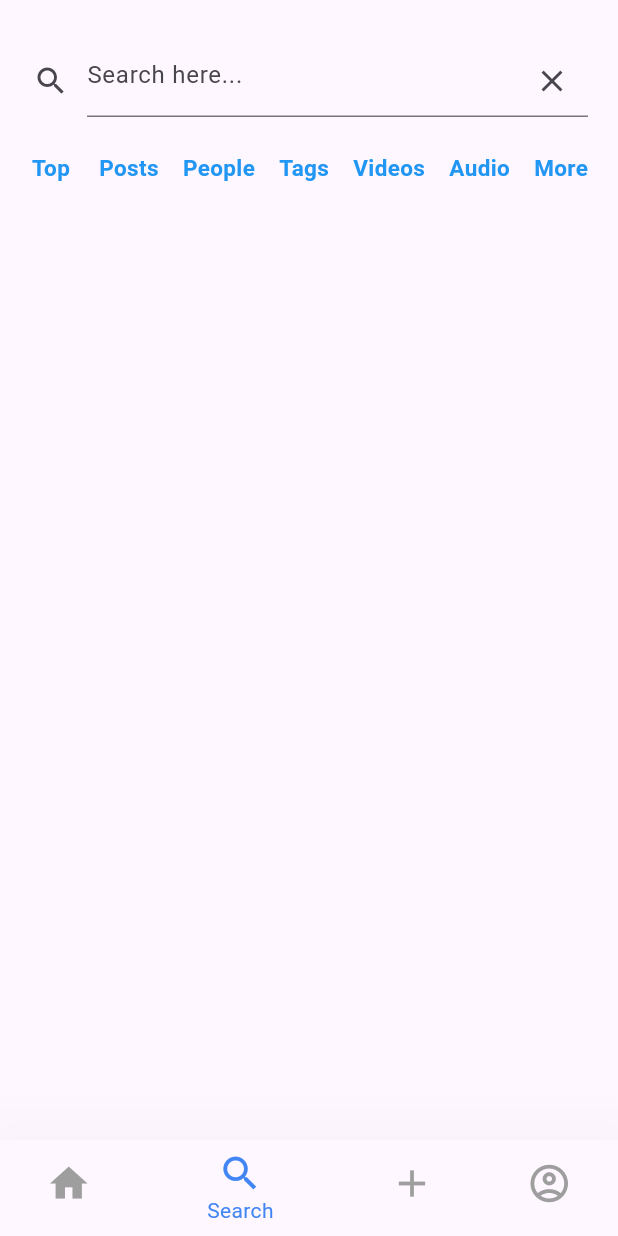
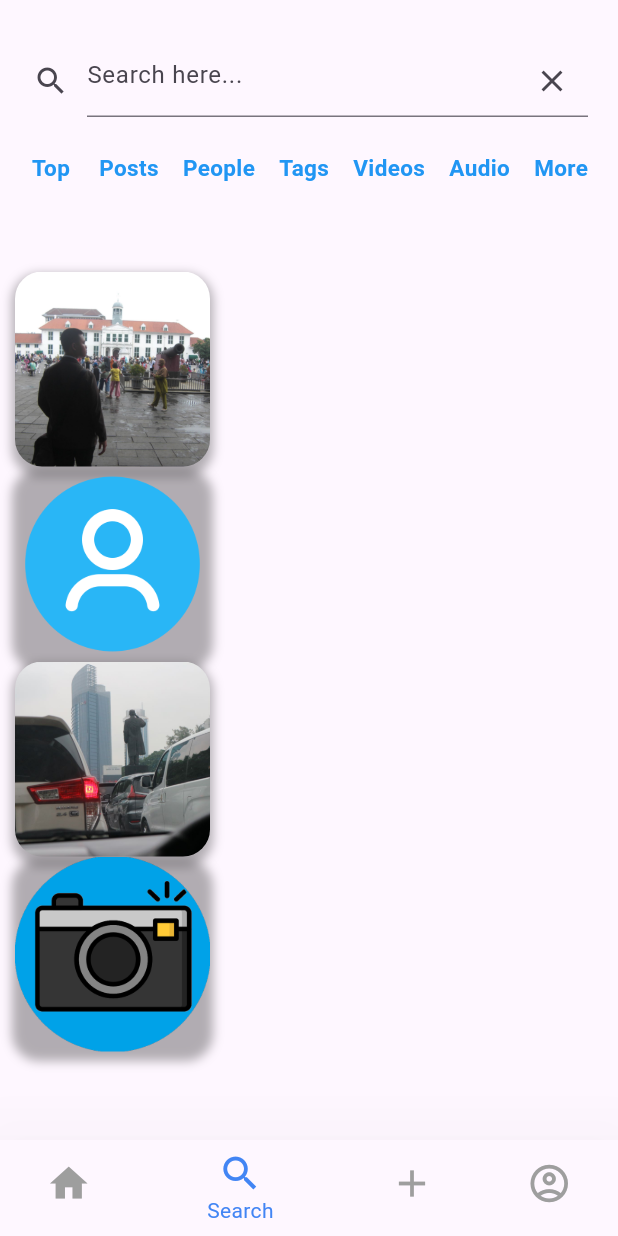
Before and after one commit to yosiasp/mobile_prog_kel6, a Flutter app: the screen it shows once a user with an empty profile is signed in, item 2 of the bottom bar chosen, on a phone screen of 412 x 824 dp. Run offline on Flutter 3.47's test engine with Material 3 defaults, Android fonts, the phone set to English and light mode, and no system bars; our stand-ins replace cloud_firestore, firebase_auth, firebase_core, firebase_storage, image_picker; accounts and stored records are empty.

Commit message:
add images under search option

```diff
--- a/lib/screens/search_account.dart
+++ b/lib/screens/search_account.dart
@@ -47,7 +47,7 @@ class _SearchAccountState extends State<SearchAccount> {
                 ),
               ),
               Padding(
-                padding: const EdgeInsets.fromLTRB(10, 0, 10, 40),
+                padding: const EdgeInsets.fromLTRB(10, 0, 10, 20),
                 child: Row(
                   children: [
                     IconButton(
@@ -118,11 +118,126 @@ class _SearchAccountState extends State<SearchAccount> {
                     ),
                   ],
                 ),
-              )
+              ),
+              Padding(
+                padding: const EdgeInsets.fromLTRB(10, 0, 10, 40),
+                child: Row(
+                  children: [
+                    Container(
+                    child: Column(
+                      children: [
+                        const SizedBox(height: 25),
+                        Container(
+                          height: 130,
+                          width: 130,
+                          decoration: BoxDecoration(
+                            borderRadius: BorderRadius.circular(18),
+                            boxShadow: [
+                              BoxShadow(
+                                color: Colors.black.withOpacity(0.3),
+                                spreadRadius: 2,
+                                blurRadius: 5,
+                                offset: const Offset(0, 4),
+                              ),
+                            ],
+                          ),
+                          child: ClipRRect(
+                            borderRadius: BorderRadius.circular(18),
+                            child:
+                                 Image.asset(
+                                    'assets/profile.JPG',
+                                    width: 130,
+                                    height: 130,
+                                    fit: BoxFit.cover,
+                                  ),
+                          ),
+
+                        ),
+                        Container(
+                          height: 130,
+                          width: 130,
+                          decoration: BoxDecoration(
+                            borderRadius: BorderRadius.circular(18),
+                            boxShadow: [
+                              BoxShadow(
+                                color: Colors.black.withOpacity(0.3),
+                                spreadRadius: 2,
+                                blurRadius: 5,
+                                offset: const Offset(0, 4),
+                              ),
+                            ],
+                          ),
+                          child: ClipRRect(
+                            borderRadius: BorderRadius.circular(18),
+                            child:
+                                 Image.asset(
+                                    'assets/account.png',
+                                    width: 130,
+                                    height: 130,
+                                    fit: BoxFit.cover,
+                                  ),
+                          ),
+
+                        ),
+                        Container(
+                          height: 130,
+                          width: 130,
+                          decoration: BoxDecoration(
+                            borderRadius: BorderRadius.circular(18),
+                            boxShadow: [
+                              BoxShadow(
+                                color: Colors.black.withOpacity(0.3),
+                                spreadRadius: 2,
+                                blurRadius: 5,
+                                offset: const Offset(0, 4),
+                              ),
+                            ],
+                          ),
+                          child: ClipRRect(
+                            borderRadius: BorderRadius.circular(18),
+                            child:
+                                 Image.asset(
+                                    'assets/img0.JPG',
+                                    width: 130,
+                                    height: 130,
+                                    fit: BoxFit.cover,
+                                  ),
+                          ),
+
+                        ),
+                        Container(
+                          height: 130,
+                          width: 130,
+                          decoration: BoxDecoration(
+                            borderRadius: BorderRadius.circular(18),
+                            boxShadow: [
+                              BoxShadow(
+                                color: Colors.black.withOpacity(0.3),
+                                spreadRadius: 2,
+                                blurRadius: 5,
+                                offset: const Offset(0, 4),
+                              ),
+                            ],
+                          ),
+                          child: ClipRRect(
+                            borderRadius: BorderRadius.circular(18),
+                            child:
+                                 Image.asset(
+                                    'assets/icon.png',
+                                    width: 130,
+                                    height: 130,
+                                    fit: BoxFit.cover,
+                                  ),
+                          ),
+
+                        ),
+                  ],
+                ),
+              ),
             ],
           )
         ),
-      )
-    );
+      ]))
+    ));
   }
 }
```
